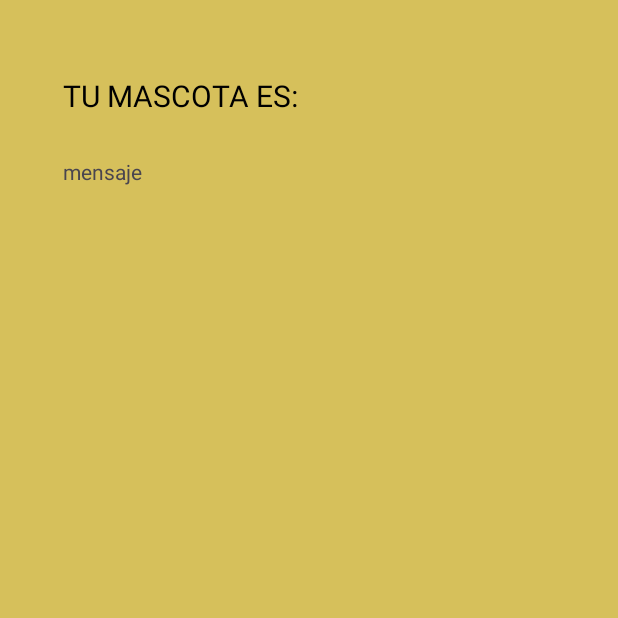
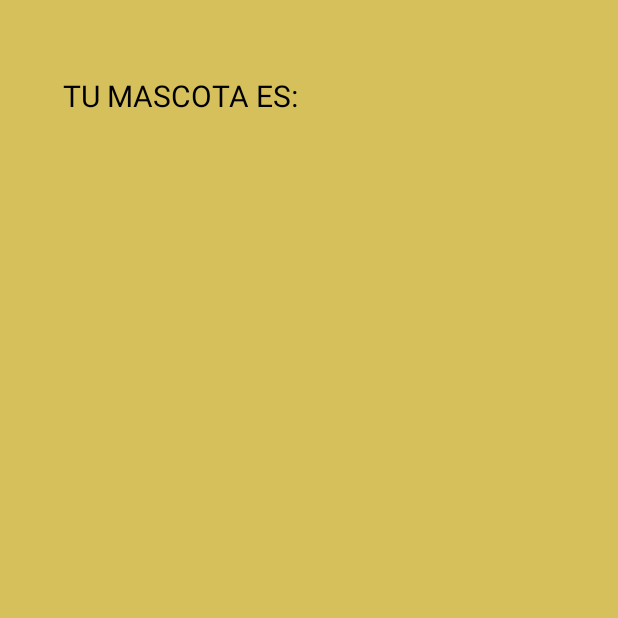
Before and after one commit to pipe2324/my_parcial, an Android app: the screen it shows after launch (MainActivity2), after a tap on "AVERIGUAR", on a phone screen of 412 x 824 dp, the top half of it. Run offline under Robolectric (Android 15) with nearby library versions, the phone set to English and light mode, and no system bars.

Commit message:
arreglo de una linea de codigo

```diff
--- a/app/src/main/java/com/example/my_parcial/MainActivity.kt
+++ b/app/src/main/java/com/example/my_parcial/MainActivity.kt
@@ -6,30 +6,26 @@ import androidx.appcompat.app.AppCompatActivity
 import android.os.Bundle
 import android.widget.Button
 import android.widget.EditText
-import android.widget.ImageView
 
 class MainActivity : AppCompatActivity() {
 
     private lateinit var mascota: EditText
     private lateinit var button: Button
-    private lateinit var imagen: ImageView
 
     @SuppressLint("MissingInflatedId")
     override fun onCreate(savedInstanceState: Bundle?) {
         super.onCreate(savedInstanceState)
         setContentView(R.layout.activity_main)
         mascota = findViewById(R.id.mascota)
-        button= findViewById(R.id.averiguar)
-        imagen= findViewById(R.id.imagen)
+        button = findViewById(R.id.averiguar)
 
-        button.setOnClickListener { Texto() }
+        button.setOnClickListener { enviarMensaje() }
+    }
 
-
+    private fun enviarMensaje() {
+        val mensaje = mascota.text.toString()
+        val intent = Intent(this, MainActivity2::class.java)
+        intent.putExtra("mensaje", mensaje)
+        startActivity(intent)
     }
-    private fun Texto() {
-        val intent = Intent(this, MainActivity2::class.java)
-        intent.putExtra("mensaje", "mensaje")
-        startActivity(intent)
-        }
-
-    }
+}
--- a/app/src/main/java/com/example/my_parcial/MainActivity2.kt
+++ b/app/src/main/java/com/example/my_parcial/MainActivity2.kt
@@ -13,14 +13,11 @@ class MainActivity2 : AppCompatActivity() {
         super.onCreate(savedInstanceState)
         setContentView(R.layout.activity_main2)
 
-        mensaje = findViewById(R.id.textViewMensaje) // Asignar el TextView
-
+        mensaje = findViewById(R.id.textViewMensaje)
 
         val mensajeRecibido = intent.getStringExtra("mensaje")
 
-
         mensajeRecibido?.let {
-
             mensaje.text = it
         }
     }
```
